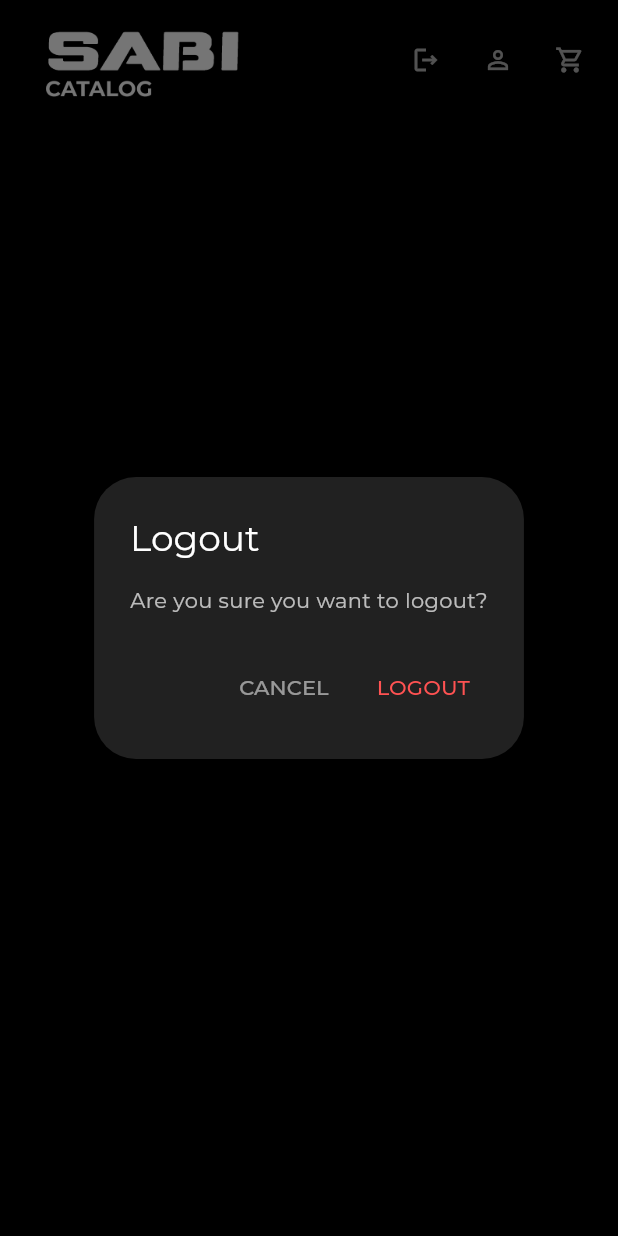
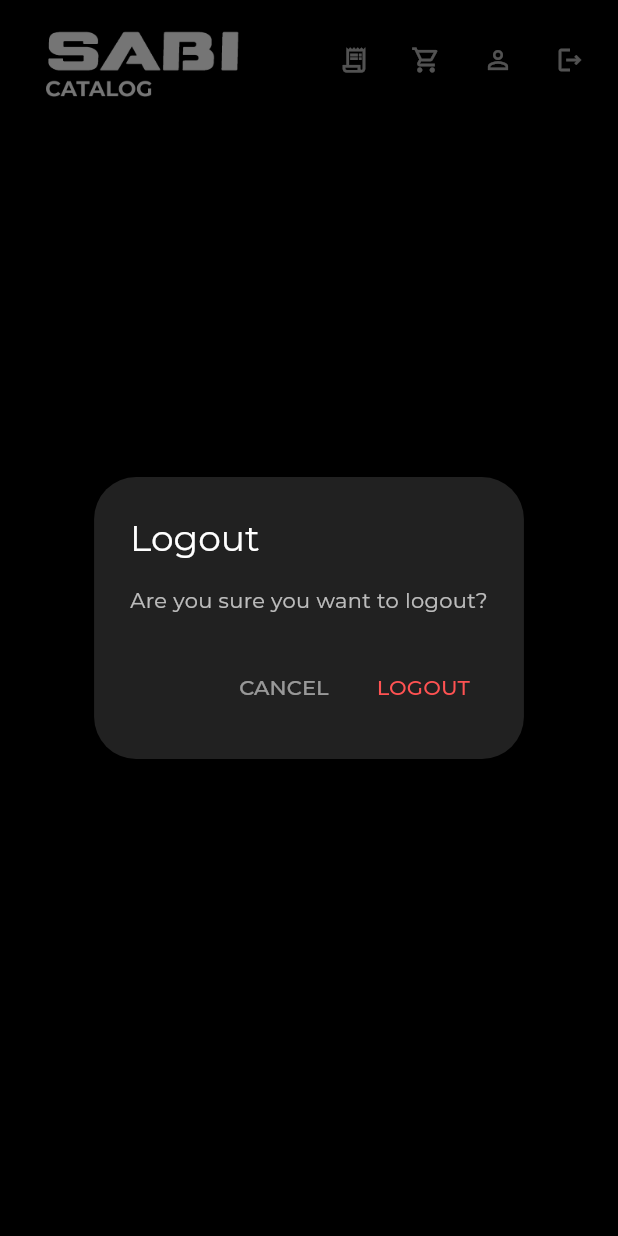
Before and after one commit to rayhanoval/ecommerce_sabi, a Flutter app: the ProductListPage screen opened directly, after a tap on the "logout" icon, on a phone screen of 412 x 824 dp. Run offline on Flutter 3.47's test engine with Material 3 defaults, Android fonts, the light colour scheme and no system bars; our stand-ins replace flutter_riverpod, google_fonts, image_picker, pdf, supabase_flutter; missing offline and left inert: universal_html; accounts and stored records are empty; project files that could hold a hidden picture were left out.

Commit message:
feat: adding soldout section di product list page. dan isSoldOut di card

```diff
--- a/lib/src/pages/admin/admin_homepage.dart
+++ b/lib/src/pages/admin/admin_homepage.dart
@@ -207,7 +207,7 @@ class _AdminHomepageState extends ConsumerState<AdminHomepage> {
 
                   // Review Container
                   _DashboardSection(
-                    title: 'REPLY REVIEW',
+                    title: 'NEW REVIEW',
                     isLoading: isLoading,
                     children: reviews
                         .map((r) => AdminReviewCard(
--- a/lib/src/pages/user/product_list_page.dart
+++ b/lib/src/pages/user/product_list_page.dart
@@ -11,6 +11,7 @@ import '../login_page.dart';
 import 'product_detail_page.dart';
 import '../../models/product.dart';
 import '../../widgets/common/logout_dialog.dart';
+import 'user_order_page.dart';
 
 class ProductListPage extends ConsumerStatefulWidget {
   const ProductListPage({super.key});
@@ -89,6 +90,24 @@ class _ProductListPageState extends ConsumerState<ProductListPage> {
       return item.imgUrl?.toString() ?? item.image?.toString() ?? '';
     } catch (_) {
       return '';
+    }
+  }
+
+  int _getStock(dynamic item) {
+    if (item == null) return 0;
+    if (item is Map) {
+      final s = item['stock'];
+      if (s is int) return s;
+      if (s is String) return int.tryParse(s) ?? 0;
+      return 0;
+    }
+    try {
+      final s = item.stock;
+      if (s is int) return s;
+      if (s is String) return int.tryParse(s) ?? 0;
+      return 0;
+    } catch (_) {
+      return 0;
     }
   }
 
@@ -214,18 +233,27 @@ class _ProductListPageState extends ConsumerState<ProductListPage> {
               ),
             if (isLoggedIn) ...[
               IconButton(
-                onPressed: () async {
-                  final confirm = await showLogoutDialog(context);
-                  if (confirm) {
-                    await Supabase.instance.client.auth.signOut();
-                    setState(() => isLoggedIn = false);
-                  }
+                onPressed: () {
+                  Navigator.push(
+                    context,
+                    MaterialPageRoute(builder: (_) => const UserOrderPage()),
+                  );
                 },
-                icon: const Icon(Icons.logout_outlined),
+                icon: const Icon(Icons.receipt_long_outlined),
                 color: Colors.white70,
                 iconSize: 20,
                 padding: const EdgeInsets.only(right: 16),
-                tooltip: 'Logout',
+                tooltip: 'Order',
+              ),
+              IconButton(
+                onPressed: () {
+                  // bisa buka cart page nanti
+                },
+                icon: const Icon(Icons.shopping_cart_outlined),
+                color: Colors.white70,
+                iconSize: 20,
+                padding: const EdgeInsets.only(right: 16),
+                tooltip: 'Cart',
               ),
               IconButton(
                 onPressed: () async {
@@ -244,23 +272,24 @@ class _ProductListPageState extends ConsumerState<ProductListPage> {
                 tooltip: 'Profile',
               ),
               IconButton(
-                onPressed: () {
-                  // bisa buka cart page nanti
+                onPressed: () async {
+                  final confirm = await showLogoutDialog(context);
+                  if (confirm) {
+                    await Supabase.instance.client.auth.signOut();
+                    setState(() => isLoggedIn = false);
+                  }
                 },
-                icon: const Icon(Icons.shopping_cart_outlined),
+                icon: const Icon(Icons.logout_outlined),
                 color: Colors.white70,
                 iconSize: 20,
                 padding: const EdgeInsets.only(right: 16),
-                tooltip: 'Cart',
+                tooltip: 'Logout',
               ),
             ],
           ],
         ),
         body: RefreshIndicator(
           onRefresh: _refreshProducts,
-          child: SafeArea(
-            child: Padding(
-              padding: const EdgeInsets.all(20),
           child: FutureBuilder<List<dynamic>>(
             future: ref.read(productRepositoryProvider).fetchAllProducts(),
             builder: (context, snapshot) {
@@ -272,14 +301,30 @@ class _ProductListPageState extends ConsumerState<ProductListPage> {
                 return const Center(child: Text("No products found"));
               }
 
-                  final products = snapshot.data!;
-                  return GenericGrid<dynamic>(
-                    items: products,
+              final allProducts = snapshot.data!;
+              final inStockProducts =
+                  allProducts.where((item) => _getStock(item) > 0).toList();
+              final soldOutProducts =
+                  allProducts.where((item) => _getStock(item) == 0).toList();
+
+              return SafeArea(
+                child: SingleChildScrollView(
+                  physics: const AlwaysScrollableScrollPhysics(),
+                  child: Padding(
+                    padding: const EdgeInsets.all(20),
+                    child: Column(
+                      crossAxisAlignment: CrossAxisAlignment.start,
+                      children: [
+                        // In-stock products
+                        GenericGrid<dynamic>(
+                          items: inStockProducts,
                           responsive: false,
                           columns: 2,
                           spacing: 24,
                           childAspectRatio: 0.6,
                           padding: EdgeInsets.zero,
+                          shrinkWrap: true,
+                          physics: const NeverScrollableScrollPhysics(),
                           itemBuilder: (context, item, index) {
                             final name = _getName(item);
                             final price = _getPrice(item);
@@ -305,10 +350,66 @@ class _ProductListPageState extends ConsumerState<ProductListPage> {
                               ),
                             );
                           },
+                        ),
+                        // Sold-out section
+                        if (soldOutProducts.isNotEmpty) ...[
+                          const SizedBox(height: 32),
+                          const Divider(color: Colors.white24, thickness: 1),
+                          const SizedBox(height: 24),
+                          Padding(
+                            padding: const EdgeInsets.only(bottom: 16.0),
+                            child: Text(
+                              'SOLD OUT',
+                              style: GoogleFonts.montserrat(
+                                color: Colors.white70,
+                                fontSize: 16,
+                                fontWeight: FontWeight.w600,
+                                letterSpacing: 1.5,
+                              ),
+                            ),
+                          ),
+                          GenericGrid<dynamic>(
+                            items: soldOutProducts,
+                            responsive: false,
+                            columns: 2,
+                            spacing: 24,
+                            childAspectRatio: 0.6,
+                            padding: EdgeInsets.zero,
+                            shrinkWrap: true,
+                            physics: const NeverScrollableScrollPhysics(),
+                            itemBuilder: (context, item, index) {
+                              final name = _getName(item);
+                              final imgUrl = _getImageUrl(item);
+
+                              return GestureDetector(
+                                onTap: () {
+                                  final productModel = _toProduct(item);
+                                  Navigator.push(
+                                    context,
+                                    MaterialPageRoute(
+                                      builder: (_) => ProductDetailPage(
+                                        product: productModel,
+                                        isLoggedIn: isLoggedIn,
+                                      ),
+                                    ),
+                                  );
+                                },
+                                child: ProductCard(
+                                  imgUrl: imgUrl,
+                                  name: name,
+                                  price: 0,
+                                  isSoldOut: true,
+                                ),
                               );
                             },
                           ),
+                        ],
+                      ],
                     ),
+                  ),
+                ),
+              );
+            },
           ),
         ));
   }
```
Also changed, not shown: lib/src/pages/user/review_page.dart (+41 -12 lines), lib/src/widgets/product/card.dart (+8 -2 lines). Lines whose indentation alone changed are shown as unchanged.
